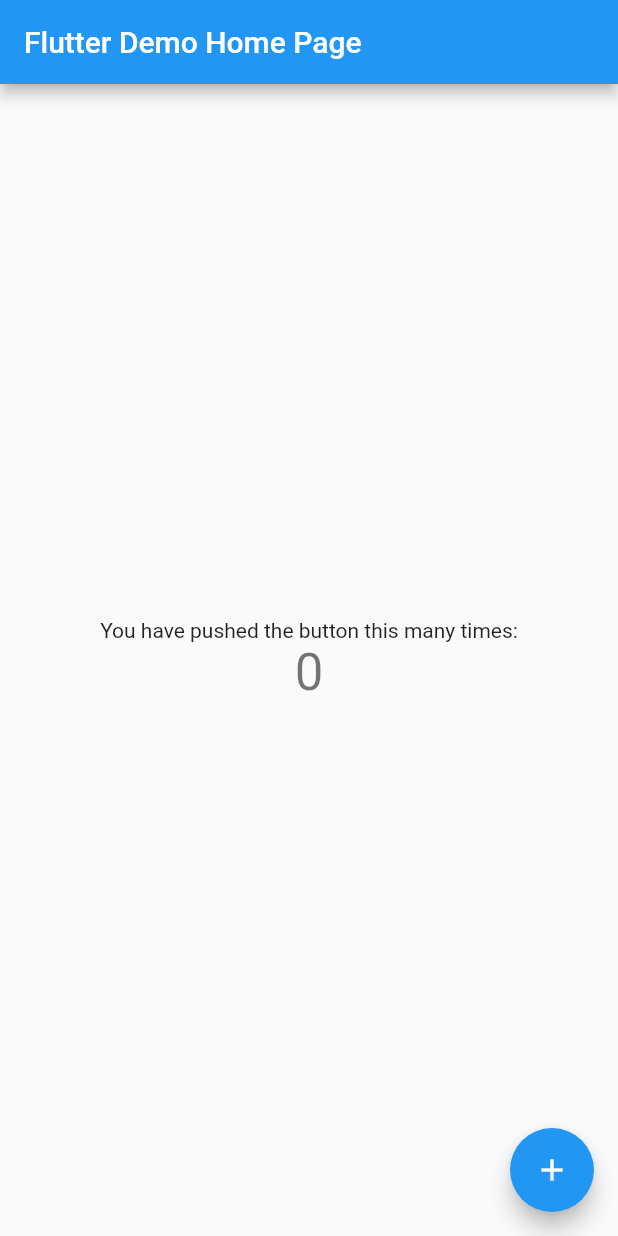
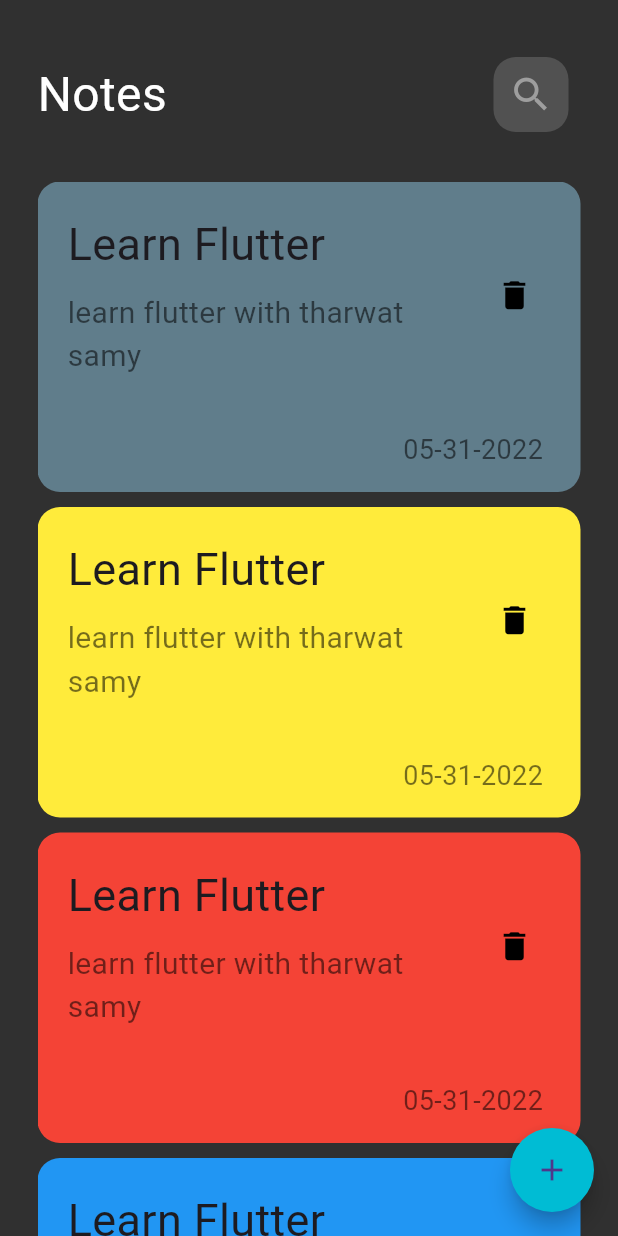
Before and after one commit to AhmedAwadNosir/Notes_App, a Flutter app: the screen it shows after launch, on a phone screen of 412 x 824 dp. Run offline on Flutter 3.47's test engine with Material 2 defaults, Android fonts, the phone set to English and light mode, and no system bars.

Commit message:
Creat bsics file structure and creat home view ui

```diff
--- /dev/null
+++ b/lib/Features/Home/views/home_view.dart
@@ -0,0 +1,20 @@
+import 'package:flutter/material.dart';
+
+import '../wedgits/home_view_body.dart';
+
+class HomeView extends StatelessWidget {
+  const HomeView({super.key});
+  static const id = "HomeView";
+  @override
+  Widget build(BuildContext context) {
+    return Scaffold(
+      body: const HomeViewBody(),
+      floatingActionButton: FloatingActionButton(
+       onPressed: () {},
+        shape: const CircleBorder(),
+        backgroundColor: Colors.cyan,
+        child: const Icon(Icons.add),
+      ),
+    );
+  }
+}
--- /dev/null
+++ b/lib/Features/Home/wedgits/card_item.dart
@@ -0,0 +1,65 @@
+import 'package:flutter/material.dart';
+import 'package:notes_app_git/Models/note_model.dart';
+
+class CardItem extends StatelessWidget {
+ const CardItem({super.key, required this.note});
+ final NoteModel note;
+  @override
+  Widget build(BuildContext context) {
+    return Container(
+      decoration: BoxDecoration(
+        borderRadius: BorderRadius.circular(15),
+        color: note.color,
+      ),
+      child: Column(
+        children: [
+          Padding(
+            padding: const EdgeInsets.all(20),
+            child: Row(
+              mainAxisAlignment: MainAxisAlignment.spaceAround,
+              children: [
+                Expanded(
+                  child: Column(
+                    crossAxisAlignment: CrossAxisAlignment.start,
+                    children: [
+                      Text(
+                        note.title,
+                        style: const TextStyle(fontSize: 30),
+                      ),
+                      const SizedBox(
+                        height: 10,
+                      ),
+                      Text(
+                        note.description,
+                        softWrap: true,
+                        style: const TextStyle(
+                            color: Colors.black54, fontSize: 20),
+                      )
+                    ],
+                  ),
+                ),
+                IconButton(
+                    onPressed: () {},
+                    icon: const Icon(
+                      Icons.delete,
+                      color: Colors.black,
+                      size: 25,
+                    ))
+              ],
+            ),
+          ),
+          Padding(
+            padding: const EdgeInsets.symmetric(horizontal: 25, vertical: 15),
+            child: Align(
+              alignment: Alignment.bottomRight,
+              child: Text(
+                note.date,
+                style: const TextStyle(color: Colors.black54, fontSize: 18),
+              ),
+            ),
+          )
+        ],
+      ),
+    );
+  }
+}
--- /dev/null
+++ b/lib/Features/Home/wedgits/card_item_listview.dart
@@ -0,0 +1,42 @@
+import 'package:flutter/material.dart';
+import '../../../Models/note_model.dart';
+import 'card_item.dart';
+class CardItmesListView extends StatelessWidget {
+  CardItmesListView({super.key});
+  List<NoteModel> cards = [
+    NoteModel(
+        title: "Learn Flutter",
+        description: "learn flutter with tharwat samy  ",
+        date: "05-31-2022",
+        color: Colors.blueGrey),
+    NoteModel(
+      title: "Learn Flutter",
+      description: "learn flutter with tharwat samy",
+      date: "05-31-2022",
+      color: Colors.yellow,
+    ),
+    NoteModel(
+        title: "Learn Flutter",
+        description: "learn flutter with tharwat samy",
+        date: "05-31-2022",
+        color: Colors.red),
+    NoteModel(
+        title: "Learn Flutter",
+        description: "learn flutter with tharwat samy",
+        date: "05-31-2022",
+        color: Colors.blue),
+  ];
+
+  @override
+  Widget build(BuildContext context) {
+    return ListView.builder(
+      itemCount: cards.length,
+      itemBuilder: (context, index) {
+        return Padding(
+          padding: const EdgeInsets.only(bottom: 10),
+          child: CardItem(note: cards[index]),
+        );
+      },
+    );
+  }
+}
--- /dev/null
+++ b/lib/Features/Home/wedgits/home_view_body.dart
@@ -0,0 +1,31 @@
+import 'package:flutter/material.dart';
+
+import '../../wedgits/app_header.dart';
+import 'card_item_listview.dart';
+
+class HomeViewBody extends StatelessWidget {
+  const HomeViewBody({super.key});
+
+  @override
+  Widget build(BuildContext context) {
+    return SafeArea(
+        child: Padding(
+      padding: const EdgeInsets.symmetric(horizontal: 25),
+      child: Column(
+        children: [
+          const SizedBox(
+            height: 30,
+          ),
+          const AppHeader(
+            title: "Notes",
+            icon: Icons.search,
+          ),
+          const SizedBox(
+            height: 25,
+          ),
+          Expanded(child: CardItmesListView()),
+        ],
+      ),
+    ));
+  }
+}
--- /dev/null
+++ b/lib/Features/wedgits/app_header.dart
@@ -0,0 +1,39 @@
+import 'package:flutter/material.dart';
+
+class AppHeader extends StatelessWidget {
+  const AppHeader({
+    super.key,
+    required this.title,
+    required this.icon,
+  });
+  final String title;
+  final IconData icon;
+
+  @override
+  Widget build(BuildContext context) {
+    return Row(
+      mainAxisAlignment: MainAxisAlignment.spaceBetween,
+      children: [
+        Text(
+          title,
+          style: const TextStyle(fontSize: 32, color: Colors.white),
+        ),
+        IconButton(
+          onPressed: () {},
+          icon: Container(
+            height: 50,
+            width: 50,
+            decoration: BoxDecoration(
+                borderRadius: BorderRadius.circular(15),
+                color: Colors.grey.withOpacity(0.3)),
+            child: Icon(
+              icon,
+              color: Colors.grey,
+              size: 30,
+            ),
+          ),
+        )
+      ],
+    );
+  }
+}
--- /dev/null
+++ b/lib/Models/note_model.dart
@@ -0,0 +1,14 @@
+import 'package:flutter/material.dart';
+class NoteModel {
+  final String title;
+  final String description;
+  final String date;
+  final Color color;
+
+  NoteModel({
+    required this.title,
+    required this.description,
+    required this.date,
+    required this.color,
+  });
+}
--- /dev/null
+++ b/lib/Utils/app_colors.dart
@@ -0,0 +1,5 @@
+import 'package:flutter/material.dart';
+
+abstract class AppColors {
+  static const Color primaryColor = Color(0xFF303030);
+}
--- a/lib/main.dart
+++ b/lib/main.dart
@@ -1,115 +1,22 @@
 import 'package:flutter/material.dart';
+import 'package:notes_app_git/Features/home/views/home_view.dart';
+
+import 'Utils/app_colors.dart';
 
 void main() {
-  runApp(const MyApp());
+  runApp(const NotesApp());
 }
 
-class MyApp extends StatelessWidget {
-  const MyApp({super.key});
+class NotesApp extends StatelessWidget {
+  const NotesApp({super.key});
 
-  // This widget is the root of your application.
   @override
   Widget build(BuildContext context) {
     return MaterialApp(
-      title: 'Flutter Demo',
       theme: ThemeData(
-        // This is the theme of your application.
-        //
-        // Try running your application with "flutter run". You'll see the
-        // application has a blue toolbar. Then, without quitting the app, try
-        // changing the primarySwatch below to Colors.green and then invoke
-        // "hot reload" (press "r" in the console where you ran "flutter run",
-        // or simply save your changes to "hot reload" in a Flutter IDE).
-        // Notice that the counter didn't reset back to zero; the application
-        // is not restarted.
-        primarySwatch: Colors.blue,
-      ),
-      home: const MyHomePage(title: 'Flutter Demo Home Page'),
+          useMaterial3: true, scaffoldBackgroundColor: AppColors.primaryColor),
+      routes: {HomeView.id: (context) => const HomeView()},
+      initialRoute: HomeView.id,
     );
   }
 }
-
-class MyHomePage extends StatefulWidget {
-  const MyHomePage({super.key, required this.title});
-
-  // This widget is the home page of your application. It is stateful, meaning
-  // that it has a State object (defined below) that contains fields that affect
-  // how it looks.
-
-  // This class is the configuration for the state. It holds the values (in this
-  // case the title) provided by the parent (in this case the App widget) and
-  // used by the build method of the State. Fields in a Widget subclass are
-  // always marked "final".
-
-  final String title;
-
-  @override
-  State<MyHomePage> createState() => _MyHomePageState();
-}
-
-class _MyHomePageState extends State<MyHomePage> {
-  int _counter = 0;
-
-  void _incrementCounter() {
-    setState(() {
-      // This call to setState tells the Flutter framework that something has
-      // changed in this State, which causes it to rerun the build method below
-      // so that the display can reflect the updated values. If we changed
-      // _counter without calling setState(), then the build method would not be
-      // called again, and so nothing would appear to happen.
-      _counter++;
-    });
-  }
-
-  @override
-  Widget build(BuildContext context) {
-    // This method is rerun every time setState is called, for instance as done
-    // by the _incrementCounter method above.
-    //
-    // The Flutter framework has been optimized to make rerunning build methods
-    // fast, so that you can just rebuild anything that needs updating rather
-    // than having to individually change instances of widgets.
-    return Scaffold(
-      appBar: AppBar(
-        // Here we take the value from the MyHomePage object that was created by
-        // the App.build method, and use it to set our appbar title.
-        title: Text(widget.title),
-      ),
-      body: Center(
-        // Center is a layout widget. It takes a single child and positions it
-        // in the middle of the parent.
-        child: Column(
-          // Column is also a layout widget. It takes a list of children and
-          // arranges them vertically. By default, it sizes itself to fit its
-          // children horizontally, and tries to be as tall as its parent.
-          //
-          // Invoke "debug painting" (press "p" in the console, choose the
-          // "Toggle Debug Paint" action from the Flutter Inspector in Android
-          // Studio, or the "Toggle Debug Paint" command in Visual Studio Code)
-          // to see the wireframe for each widget.
-          //
-          // Column has various properties to control how it sizes itself and
-          // how it positions its children. Here we use mainAxisAlignment to
-          // center the children vertically; the main axis here is the vertical
-          // axis because Columns are vertical (the cross axis would be
-          // horizontal).
-          mainAxisAlignment: MainAxisAlignment.center,
-          children: <Widget>[
-            const Text(
-              'You have pushed the button this many times:',
-            ),
-            Text(
-              '$_counter',
-              style: Theme.of(context).textTheme.headlineMedium,
-            ),
-          ],
-        ),
-      ),
-      floatingActionButton: FloatingActionButton(
-        onPressed: _incrementCounter,
-        tooltip: 'Increment',
-        child: const Icon(Icons.add),
-      ), // This trailing comma makes auto-formatting nicer for build methods.
-    );
-  }
-}
```
